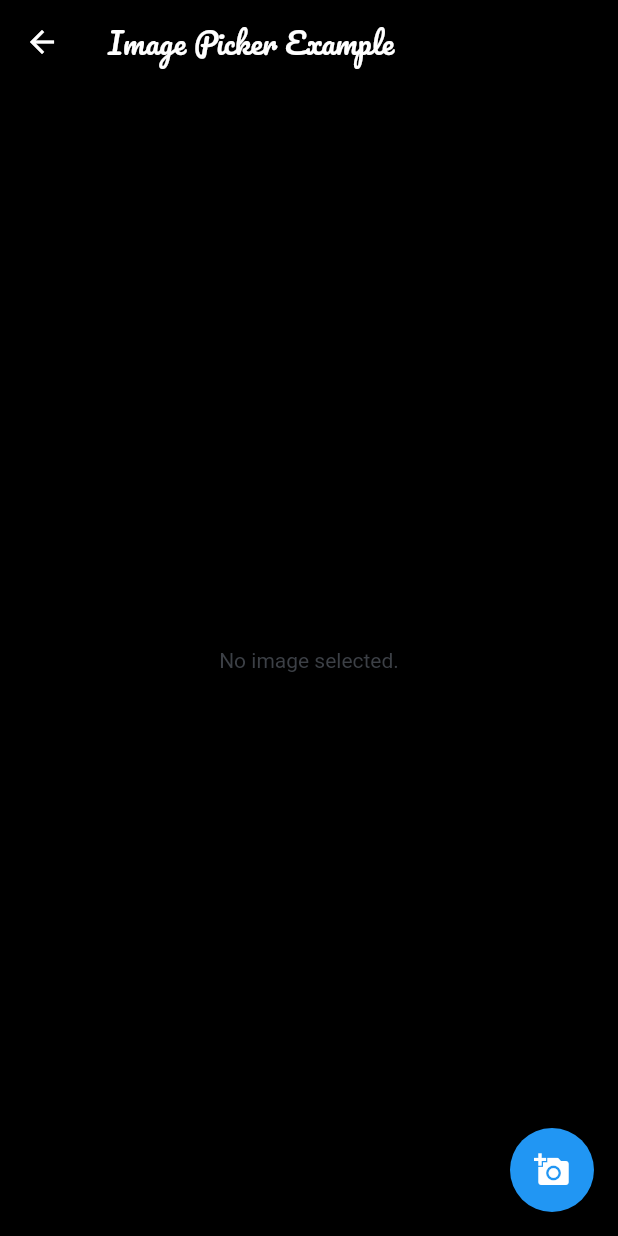
After one commit to tomohiro1226/instagram-flutter, a Flutter app: the screen it shows after launch, after a tap on "Your Story", on a phone screen of 412 x 824 dp. The commit adds this screen. Run offline on Flutter 3.47's test engine with Material 2 defaults, Android fonts, the phone set to English and light mode, and no system bars; our stand-ins replace image_picker; project files that could hold a hidden picture were left out.

Commit message:
doing : camera機能を仮実装

```diff
--- /dev/null
+++ b/lib/screens/capture/capture_screen.dart
@@ -0,0 +1,10 @@
+import 'package:flutter/material.dart';
+
+import 'components/body.dart';
+
+class CaptureScreen extends StatelessWidget {
+  @override
+  Widget build(BuildContext context) {
+    return Capture();
+  }
+}
--- /dev/null
+++ b/lib/screens/capture/components/body.dart
@@ -0,0 +1,43 @@
+import 'dart:io';
+
+import 'package:flutter/material.dart';
+import 'package:image_picker/image_picker.dart';
+
+class Capture extends StatefulWidget {
+  @override
+  _CaptureState createState() => _CaptureState();
+}
+
+class _CaptureState extends State<Capture> {
+  File _image;
+  final picker = ImagePicker();
+
+  Future getImage() async {
+    final pickedFile = await picker.getImage(source: ImageSource.camera);
+
+    setState(() {
+      if (pickedFile != null) {
+        _image = File(pickedFile.path);
+      } else {
+        print('No image selected.');
+      }
+    });
+  }
+
+  @override
+  Widget build(BuildContext context) {
+    return Scaffold(
+      appBar: AppBar(
+        title: Text('Image Picker Example'),
+      ),
+      body: Center(
+        child: _image == null ? Text('No image selected.') : Image.file(_image),
+      ),
+      floatingActionButton: FloatingActionButton(
+        onPressed: getImage,
+        tooltip: 'Pick Image',
+        child: Icon(Icons.add_a_photo),
+      ),
+    );
+  }
+}
--- a/lib/screens/home/components/story_panel.dart
+++ b/lib/screens/home/components/story_panel.dart
@@ -1,5 +1,6 @@
 import 'package:flutter/material.dart';
 import 'package:instagram/components/user_icon.dart';
+import 'package:instagram/screens/capture/capture_screen.dart';
 import 'package:instagram/screens/story/story_screen.dart';
 
 import '../../../cnstants.dart';
@@ -64,6 +65,15 @@ class YourStory extends StatelessWidget {
   Widget build(BuildContext context) {
     return Container(
       margin: EdgeInsets.all(5.0),
+      child: GestureDetector(
+        onTap: () {
+          Navigator.push(
+            context,
+            MaterialPageRoute(
+              builder: (context) => CaptureScreen(),
+            ),
+          );
+        },
         child: Column(
           children: [
             Stack(
@@ -122,6 +132,7 @@ class YourStory extends StatelessWidget {
               ),
             ),
           ],
+        ),
       ),
     );
   }
```
Lines whose indentation alone changed are shown as unchanged.
